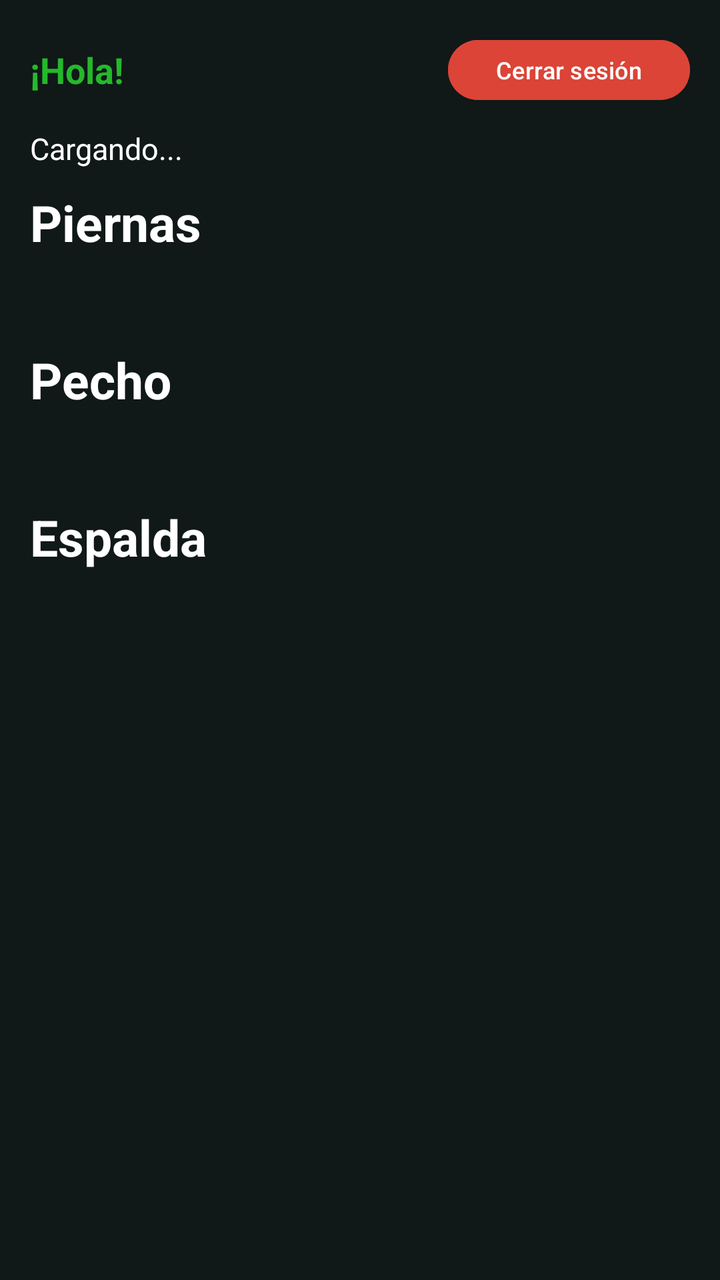
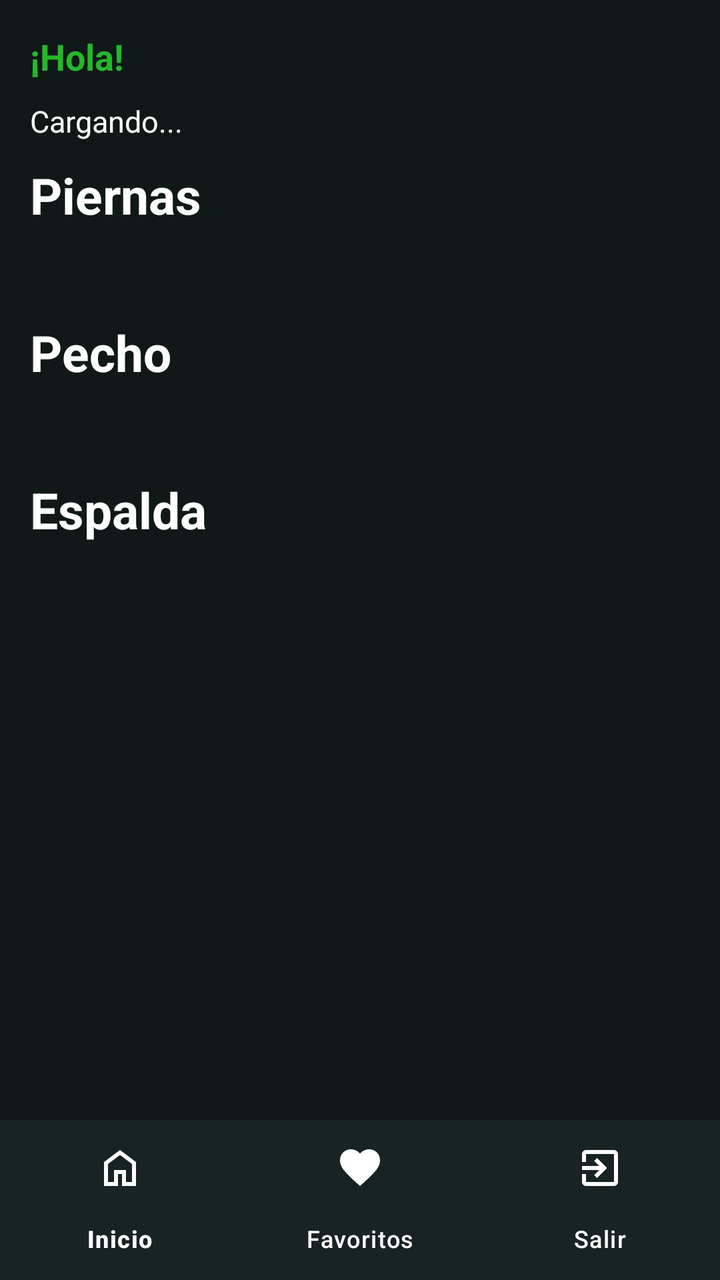

Compare the two renders of this Android layout. The source of the first and the diff that turns it into the second are given below.
<!-- AndroidManifest.xml: application theme Theme.Olympia_ -->
<!-- res/layout/activity_home.xml -->
<?xml version="1.0" encoding="utf-8"?>
<androidx.constraintlayout.widget.ConstraintLayout xmlns:android="http://schemas.android.com/apk/res/android"
    xmlns:app="http://schemas.android.com/apk/res-auto"
    xmlns:tools="http://schemas.android.com/tools"
    android:id="@+id/main"
    android:layout_width="match_parent"
    android:layout_height="match_parent"
    android:background="#101818"
    tools:context=".HomeActivity">

    <ScrollView
        android:layout_width="0dp"
        android:layout_height="0dp"
        android:paddingVertical="16dp"
        app:layout_constraintBottom_toBottomOf="parent"
        app:layout_constraintEnd_toEndOf="parent"
        app:layout_constraintStart_toStartOf="parent"
        app:layout_constraintTop_toTopOf="parent">

        <LinearLayout
            android:layout_width="match_parent"
            android:layout_height="wrap_content"
            android:orientation="vertical">

            
            <LinearLayout
                android:layout_width="match_parent"
                android:layout_height="wrap_content"
                android:orientation="horizontal"
                android:gravity="center_vertical"
                android:paddingHorizontal="15dp"
                android:paddingBottom="10dp">

                <TextView
                    android:id="@+id/tvUsuario"
                    android:layout_width="0dp"
                    android:layout_height="wrap_content"
                    android:layout_weight="1"
                    android:text="¡Hola!"
                    android:textColor="#25B82B"
                    android:textSize="18sp"
                    android:textStyle="bold" />

                <Button
                    android:id="@+id/btnCerrarSesion"
                    android:layout_width="wrap_content"
                    android:layout_height="38dp"
                    android:text="Cerrar sesión"
                    android:textSize="12sp"
                    android:backgroundTint="#DB4437"
                    android:textColor="@color/white" />
            </LinearLayout>

            
            <TextView
                android:id="@+id/tvResultado"
                android:layout_width="wrap_content"
                android:layout_height="wrap_content"
                android:layout_marginHorizontal="15dp"
                android:text="Cargando..."
                android:textColor="@color/white"
                android:textSize="15sp" />

            
            <TextView
                android:id="@+id/tvTituloPiernas"
                android:layout_width="match_parent"
                android:layout_height="wrap_content"
                android:layout_marginHorizontal="15dp"
                android:layout_marginTop="10dp"
                android:text="Piernas"
                android:textColor="@color/white"
                android:textSize="25sp"
                android:textStyle="bold" />

            
            <HorizontalScrollView
                android:layout_width="match_parent"
                android:layout_height="wrap_content"
                android:layout_marginTop="15dp"
                android:clipToPadding="false"
                android:paddingStart="15dp"
                android:paddingEnd="15dp"
                android:scrollbars="none">

                <LinearLayout
                    android:id="@+id/contenedorPiernas"
                    android:layout_width="wrap_content"
                    android:layout_height="wrap_content"
                    android:orientation="horizontal" />
            </HorizontalScrollView>

            
            <TextView
                android:id="@+id/tvTituloPecho"
                android:layout_width="match_parent"
                android:layout_height="wrap_content"
                android:layout_marginHorizontal="15dp"
                android:layout_marginTop="30dp"
                android:text="Pecho"
                android:textColor="@color/white"
                android:textSize="25sp"
                android:textStyle="bold" />

            
            <HorizontalScrollView
                android:layout_width="match_parent"
                android:layout_height="wrap_content"
                android:layout_marginTop="15dp"
                android:clipToPadding="false"
                android:paddingStart="15dp"
                android:paddingEnd="15dp"
                android:scrollbars="none">

                <LinearLayout
                    android:id="@+id/contenedorPecho"
                    android:layout_width="wrap_content"
                    android:layout_height="wrap_content"
                    android:orientation="horizontal" />
            </HorizontalScrollView>

            
            <TextView
                android:id="@+id/tvTituloEspalda"
                android:layout_width="match_parent"
                android:layout_height="wrap_content"
                android:layout_marginHorizontal="15dp"
                android:layout_marginTop="30dp"
                android:text="Espalda"
                android:textColor="@color/white"
                android:textSize="25sp"
                android:textStyle="bold" />

            
            <HorizontalScrollView
                android:layout_width="match_parent"
                android:layout_height="wrap_content"
                android:layout_marginTop="15dp"
                android:clipToPadding="false"
                android:paddingStart="15dp"
                android:paddingEnd="15dp"
                android:scrollbars="none">

                <LinearLayout
                    android:id="@+id/contenedorEspalda"
                    android:layout_width="wrap_content"
                    android:layout_height="wrap_content"
                    android:orientation="horizontal" />
            </HorizontalScrollView>

        </LinearLayout>
    </ScrollView>

</androidx.constraintlayout.widget.ConstraintLayout>
<!-- resources referenced by this layout -->
<resources>
  <color name="white">#FFFFFFFF</color>
  <style name="Theme.Olympia_" parent="Base.Theme.Olympia_" />
  <style name="Base.Theme.Olympia_" parent="Theme.Material3.DayNight.NoActionBar">
          
          
      </style>
</resources>

<!-- the commit's change to res/layout/activity_home.xml (unified diff, before → after) -->
@@ -1,5 +1,6 @@
 <?xml version="1.0" encoding="utf-8"?>
-<androidx.constraintlayout.widget.ConstraintLayout xmlns:android="http://schemas.android.com/apk/res/android"
+<androidx.constraintlayout.widget.ConstraintLayout
+    xmlns:android="http://schemas.android.com/apk/res/android"
     xmlns:app="http://schemas.android.com/apk/res-auto"
     xmlns:tools="http://schemas.android.com/tools"
     android:id="@+id/main"
@@ -8,14 +9,17 @@
     android:background="#101818"
     tools:context=".HomeActivity">
 
+    
     <ScrollView
+        android:id="@+id/scrollHome"
         android:layout_width="0dp"
         android:layout_height="0dp"
         android:paddingVertical="16dp"
-        app:layout_constraintBottom_toBottomOf="parent"
-        app:layout_constraintEnd_toEndOf="parent"
+        android:clipToPadding="false"
+        app:layout_constraintTop_toTopOf="parent"
+        app:layout_constraintBottom_toTopOf="@id/bottomNavigation"
         app:layout_constraintStart_toStartOf="parent"
-        app:layout_constraintTop_toTopOf="parent">
+        app:layout_constraintEnd_toEndOf="parent">
 
         <LinearLayout
             android:layout_width="match_parent"
@@ -33,22 +37,13 @@
 
                 <TextView
                     android:id="@+id/tvUsuario"
-                    android:layout_width="0dp"
+                    android:layout_width="match_parent"
                     android:layout_height="wrap_content"
-                    android:layout_weight="1"
                     android:text="¡Hola!"
                     android:textColor="#25B82B"
                     android:textSize="18sp"
                     android:textStyle="bold" />
 
-                <Button
-                    android:id="@+id/btnCerrarSesion"
-                    android:layout_width="wrap_content"
-                    android:layout_height="38dp"
-                    android:text="Cerrar sesión"
-                    android:textSize="12sp"
-                    android:backgroundTint="#DB4437"
-                    android:textColor="@color/white" />
             </LinearLayout>
 
             
@@ -73,7 +68,6 @@
                 android:textSize="25sp"
                 android:textStyle="bold" />
 
-            
             <HorizontalScrollView
                 android:layout_width="match_parent"
                 android:layout_height="wrap_content"
@@ -88,6 +82,7 @@
                     android:layout_width="wrap_content"
                     android:layout_height="wrap_content"
                     android:orientation="horizontal" />
+
             </HorizontalScrollView>
 
             
@@ -102,7 +97,6 @@
                 android:textSize="25sp"
                 android:textStyle="bold" />
 
-            
             <HorizontalScrollView
                 android:layout_width="match_parent"
                 android:layout_height="wrap_content"
@@ -117,6 +111,7 @@
                     android:layout_width="wrap_content"
                     android:layout_height="wrap_content"
                     android:orientation="horizontal" />
+
             </HorizontalScrollView>
 
             
@@ -131,7 +126,6 @@
                 android:textSize="25sp"
                 android:textStyle="bold" />
 
-            
             <HorizontalScrollView
                 android:layout_width="match_parent"
                 android:layout_height="wrap_content"
@@ -146,9 +140,25 @@
                     android:layout_width="wrap_content"
                     android:layout_height="wrap_content"
                     android:orientation="horizontal" />
+
             </HorizontalScrollView>
 
         </LinearLayout>
+
     </ScrollView>
 
+    
+    <com.google.android.material.bottomnavigation.BottomNavigationView
+        android:id="@+id/bottomNavigation"
+        android:layout_width="0dp"
+        android:layout_height="wrap_content"
+        android:background="#182323"
+        app:itemIconTint="@color/white"
+        app:itemTextColor="@color/white"
+        app:labelVisibilityMode="labeled"
+        app:menu="@menu/menu_bottom"
+        app:layout_constraintBottom_toBottomOf="parent"
+        app:layout_constraintStart_toStartOf="parent"
+        app:layout_constraintEnd_toEndOf="parent" />
+
 </androidx.constraintlayout.widget.ConstraintLayout>
